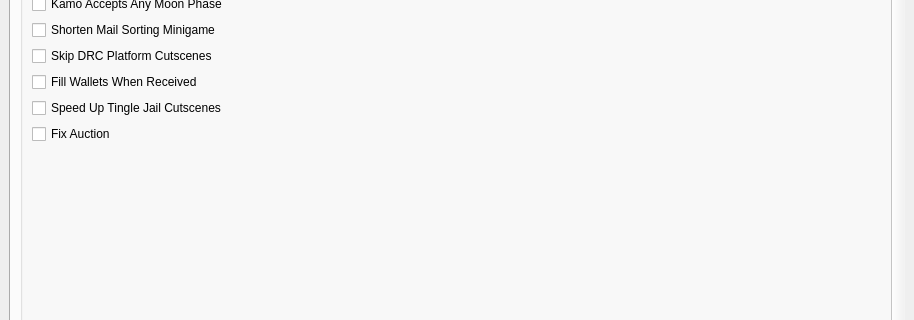
Before: the Qt Designer form wwr_ui/randomizer_window.ui in tanjo3/wwrando, drawn with Qt 5; both pictures show x 0 to 914 and y 237 to 557 of the 914 by 800 pixel window.
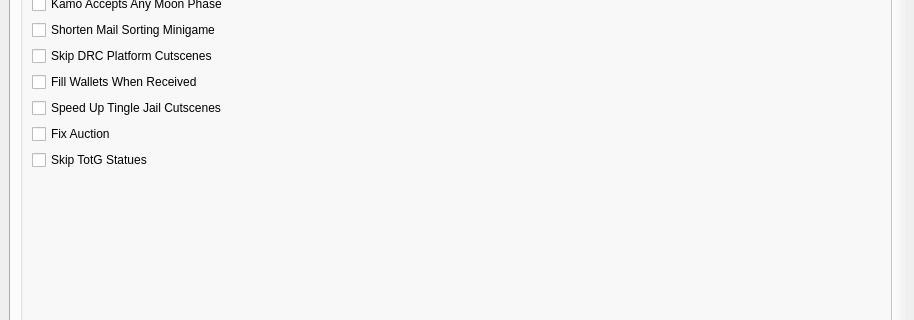
After: the same form once the commit is applied. The open tabs and pages were chosen to show the change. Custom widgets are drawn as their Qt base class.

Commit message: add option to skip statues in totg

Diff of the .ui file:
```diff
--- a/wwr_ui/randomizer_window.ui
+++ b/wwr_ui/randomizer_window.ui
@@ -1346,6 +1346,13 @@
                  </property>
                 </widget>
                </item>
+               <item>
+                <widget class="QCheckBox" name="totg_tablet_from_start">
+                 <property name="text">
+                  <string>Skip TotG Statues</string>
+                 </property>
+                </widget>
+               </item>
                <item>
                 <spacer name="verticalSpacer_qol">
                  <property name="orientation">
```
The commit also changes 18 other files.
